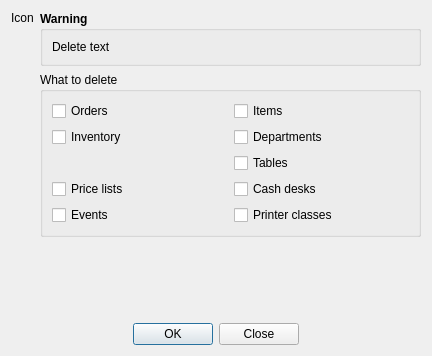
First picture: the form in App/Ui/DeleteToolDialog.ui, repository paolodestefani/pySagra, before the edit.
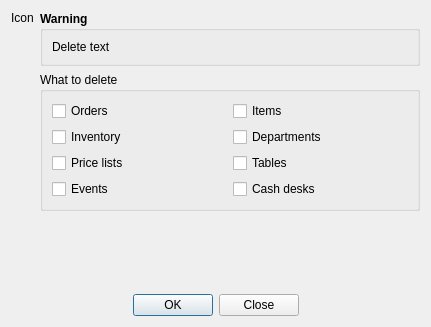
Second picture: the form after the edit.

Commit message: Remove printer classes, fix the company copy tools

What changed in the file:
```diff
--- a/App/Ui/DeleteToolDialog.ui
+++ b/App/Ui/DeleteToolDialog.ui
@@ -6,8 +6,8 @@
    <rect>
     <x>0</x>
     <y>0</y>
-    <width>432</width>
-    <height>356</height>
+    <width>431</width>
+    <height>327</height>
    </rect>
   </property>
   <property name="windowTitle">
@@ -107,13 +107,6 @@
               </property>
              </widget>
             </item>
-            <item row="4" column="1">
-             <widget class="QCheckBox" name="checkBoxPrinterClass">
-              <property name="text">
-               <string>Printer classes</string>
-              </property>
-             </widget>
-            </item>
             <item row="1" column="0">
              <widget class="QCheckBox" name="checkBoxInventory">
               <property name="text">
@@ -121,13 +114,6 @@
               </property>
              </widget>
             </item>
-            <item row="4" column="0">
-             <widget class="QCheckBox" name="checkBoxEvent">
-              <property name="text">
-               <string>Events</string>
-              </property>
-             </widget>
-            </item>
             <item row="1" column="1">
              <widget class="QCheckBox" name="checkBoxDepartment">
               <property name="text">
@@ -135,13 +121,20 @@
               </property>
              </widget>
             </item>
-            <item row="3" column="0">
+            <item row="2" column="0">
              <widget class="QCheckBox" name="checkBoxPriceList">
               <property name="text">
                <string>Price lists</string>
               </property>
              </widget>
             </item>
+            <item row="3" column="0">
+             <widget class="QCheckBox" name="checkBoxEvent">
+              <property name="text">
+               <string>Events</string>
+              </property>
+             </widget>
+            </item>
            </layout>
           </item>
          </layout>
```
The commit also changes 9 other files.
